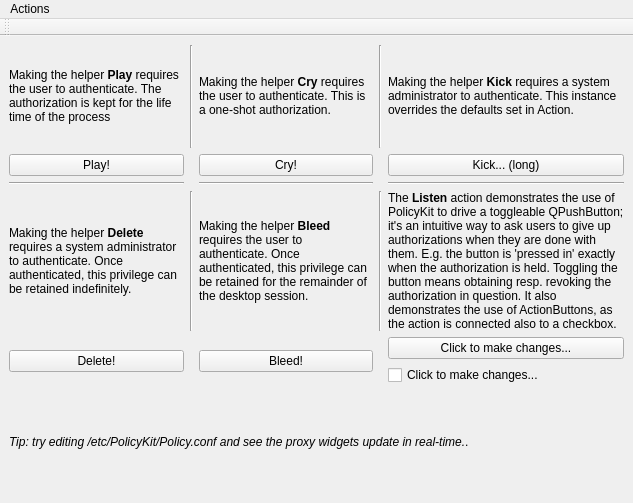
This is examples/PkExample.ui in KDE/polkit-qt-1 as Qt 5 draws it before an edit. The edited form follows.
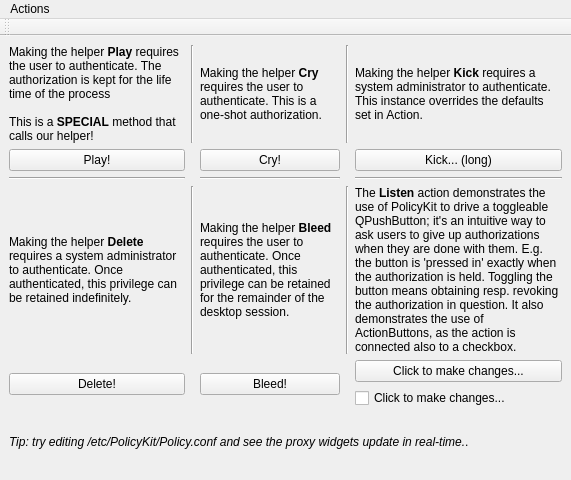
This is the edited form.

Commit message: Fixed a missing function in auth.cpp, and added a working helper example, needs cmake fixes

Patch:
```diff
--- a/examples/PkExample.ui
+++ b/examples/PkExample.ui
@@ -5,8 +5,8 @@
    <rect>
     <x>0</x>
     <y>0</y>
-    <width>633</width>
-    <height>503</height>
+    <width>571</width>
+    <height>480</height>
    </rect>
   </property>
   <property name="windowTitle" >
@@ -21,7 +21,12 @@
 &lt;html>&lt;head>&lt;meta name="qrichtext" content="1" />&lt;style type="text/css">
 p, li { white-space: pre-wrap; }
 &lt;/style>&lt;/head>&lt;body style=" font-family:'DejaVu Sans'; font-size:9pt; font-weight:400; font-style:normal;">
-&lt;p style=" margin-top:0px; margin-bottom:0px; margin-left:0px; margin-right:0px; -qt-block-indent:0; text-indent:0px;">Making the helper &lt;span style=" font-weight:600;">Play&lt;/span> requires the user to authenticate. The authorization is kept for the life time of the process&lt;/p>&lt;/body>&lt;/html></string>
+&lt;p style=" margin-top:0px; margin-bottom:0px; margin-left:0px; margin-right:0px; -qt-block-indent:0; text-indent:0px;">Making the helper &lt;span style=" font-weight:600;">Play&lt;/span> requires the user to authenticate. The authorization is kept for the life time of the process&lt;/p>
+&lt;p style="-qt-paragraph-type:empty; margin-top:0px; margin-bottom:0px; margin-left:0px; margin-right:0px; -qt-block-indent:0; text-indent:0px;">&lt;/p>
+&lt;p style=" margin-top:0px; margin-bottom:0px; margin-left:0px; margin-right:0px; -qt-block-indent:0; text-indent:0px;">This is a &lt;span style=" font-weight:600;">SPECIAL&lt;/span> method that calls our helper!&lt;/p>&lt;/body>&lt;/html></string>
+      </property>
+      <property name="scaledContents" >
+       <bool>true</bool>
       </property>
       <property name="wordWrap" >
        <bool>true</bool>
@@ -220,7 +225,7 @@
     <rect>
      <x>0</x>
      <y>0</y>
-     <width>633</width>
+     <width>571</width>
      <height>24</height>
     </rect>
    </property>
```
The commit also changes 6 other files.
